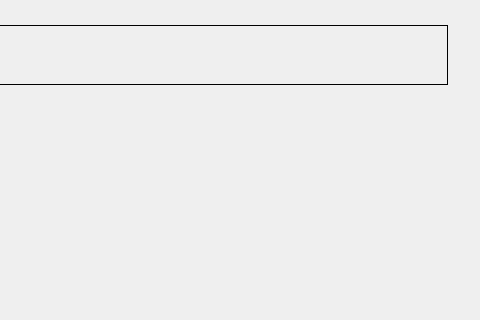
Above: plugins/netconnect/netconnect.ui from ukui/kylin-nm before the change; both pictures show x 405 to 885 and y 0 to 320 of the 885 by 700 pixel window. Below: the same form after it.
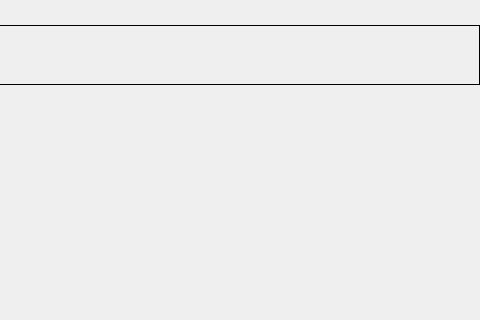
That is the form after the change. Custom widgets are drawn as their Qt base class.

```diff
--- a/plugins/netconnect/netconnect.ui
+++ b/plugins/netconnect/netconnect.ui
@@ -33,7 +33,10 @@
     <number>0</number>
    </property>
    <property name="rightMargin">
-    <number>32</number>
+    <number>0</number>
+   </property>
+   <property name="bottomMargin">
+    <number>0</number>
    </property>
    <item>
     <widget class="TitleLabel" name="titleLabel">
```
